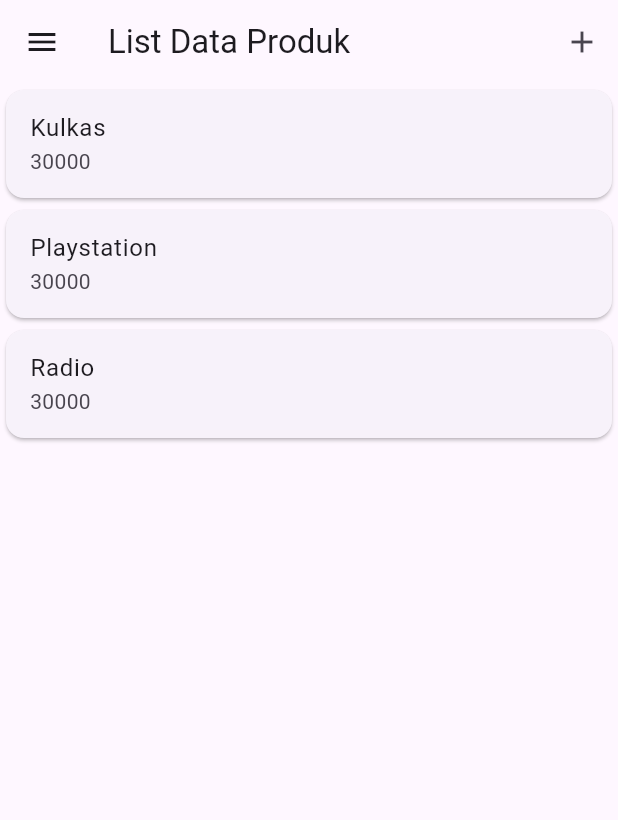
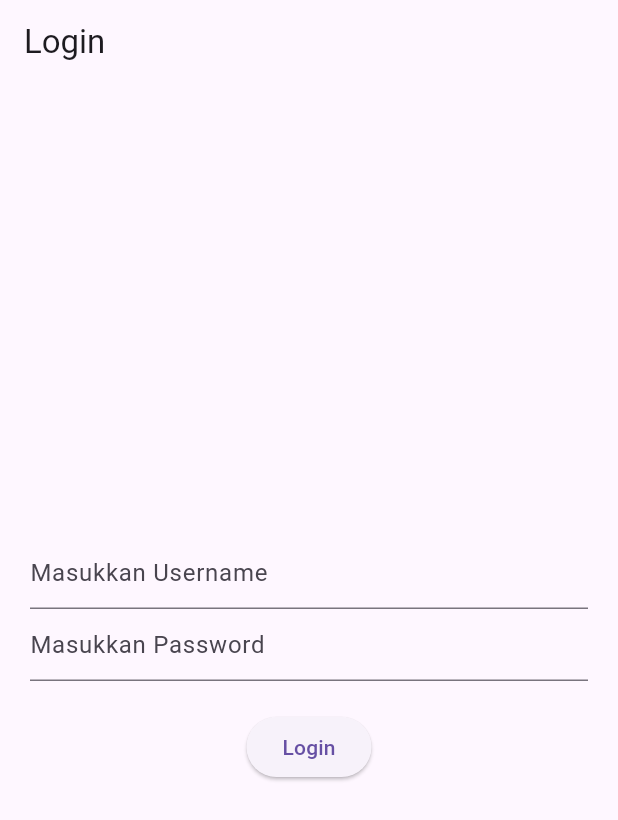
Before and after one commit to naylighassaniy/H1D024058_PrakFlutter, a Flutter app: the screen it shows after launch, on a phone screen of 412 x 824 dp. Shown: the top 820 px of the screen. Run offline on Flutter 3.47's test engine with Material 3 defaults, Android fonts, the phone set to English and light mode, and no system bars; our stand-ins replace shared_preferences.

Commit message:
Tugas Pertemuan 3

```diff
--- /dev/null
+++ b/lib/login_page.dart
@@ -0,0 +1,100 @@
+import 'package:flutter/material.dart';
+import 'package:belajarflutter/home_page.dart';
+import 'package:shared_preferences/shared_preferences.dart';
+
+class LoginPage extends StatefulWidget {
+  const LoginPage({super.key});
+
+  @override
+  State<LoginPage> createState() => _LoginPageState();
+}
+
+class _LoginPageState extends State<LoginPage> {
+  final TextEditingController _usernameController = TextEditingController();
+  final TextEditingController _passwordController = TextEditingController();
+  dynamic namauser;
+
+  void _saveUsername() async {
+    // Inisialisasi Share Preferences
+    SharedPreferences prefs = await SharedPreferences.getInstance();
+    // Simpan Username ke local storage
+    prefs.setString('username', _usernameController.text);
+  }
+
+  Widget _showInput(
+      TextEditingController namacontroller, String placeholder, bool isPassword) {
+    return TextField(
+      controller: namacontroller,
+      obscureText: isPassword,
+      decoration: InputDecoration(
+        hintText: placeholder,
+      ),
+    );
+  }
+
+  void _showDialog(String pesan, Widget alamat) {
+    showDialog(
+      context: context,
+      builder: (context) {
+        return AlertDialog(
+          title: Text(pesan),
+          actions: [
+            TextButton(
+              child: const Text('OK'),
+              onPressed: () {
+                Navigator.push(
+                  context,
+                  MaterialPageRoute(
+                    builder: (context) => alamat,
+                  ),
+                );
+              },
+            ),
+          ],
+        );
+      },
+    );
+  }
+
+  @override
+  void dispose() {
+    _usernameController.dispose();
+    _passwordController.dispose();
+    super.dispose();
+  }
+
+  @override
+  Widget build(BuildContext context) {
+    return Scaffold(
+      appBar: AppBar(
+        title: const Text('Login'),
+      ),
+      body: Container(
+        padding: const EdgeInsets.all(20),
+        child: Column(
+          mainAxisAlignment: MainAxisAlignment.center,
+          children: [
+            _showInput(_usernameController, 'Masukkan Username', false),
+            _showInput(_passwordController, 'Masukkan Password', true),
+            const SizedBox(height: 20),
+            ElevatedButton(
+              child: const Text('Login'),
+              onPressed: () {
+                if (_usernameController.text == 'admin' &&
+                    _passwordController.text == 'admin') {
+                  // save Username
+                  _saveUsername();
+                  // Show alert
+                  _showDialog('Anda Berhasil Login', const HomePage());
+                } else {
+                  // Show alert
+                  _showDialog('Username dan Password Salah', const LoginPage());
+                }
+              },
+            ),
+          ],
+        ),
+      ),
+    );
+  }
+}
--- a/lib/main.dart
+++ b/lib/main.dart
@@ -1,5 +1,5 @@
 import 'package:flutter/material.dart';
-import 'package:belajarflutter/ui/produk_page.dart';
+import 'package:belajarflutter/login_page.dart';
 
 void main() {
   runApp(const MyApp());
@@ -12,8 +12,8 @@ class MyApp extends StatelessWidget {
   Widget build(BuildContext context) {
     return const MaterialApp(
       debugShowCheckedModeBanner: false,
-      title: "Aplikasi Flutter Pertama",
-      home: ProdukPage(),
+      title: 'Flutter Menu',
+      home: LoginPage(),
     );
   }
 }
--- a/pubspec.yaml
+++ b/pubspec.yaml
@@ -34,6 +34,7 @@ dependencies:
   # The following adds the Cupertino Icons font to your application.
   # Use with the CupertinoIcons class for iOS style icons.
   cupertino_icons: ^1.0.8
+  shared_preferences: ^2.0.17
 
 dev_dependencies:
   flutter_test:
```
Also changed, not shown: lib/about_page.dart (added, +19 -0 lines), lib/home_page.dart (added, +37 -0 lines), lib/sidemenu.dart (added, +46 -0 lines), pubspec.lock, 10 other files.
